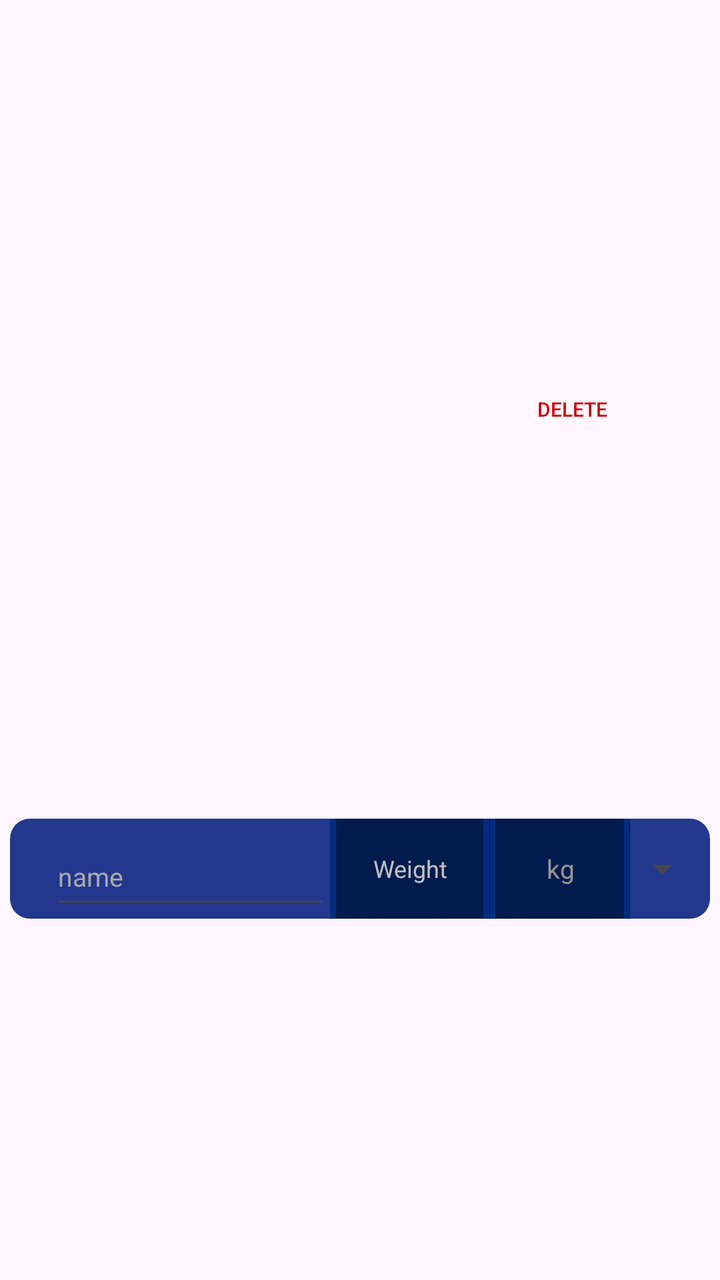
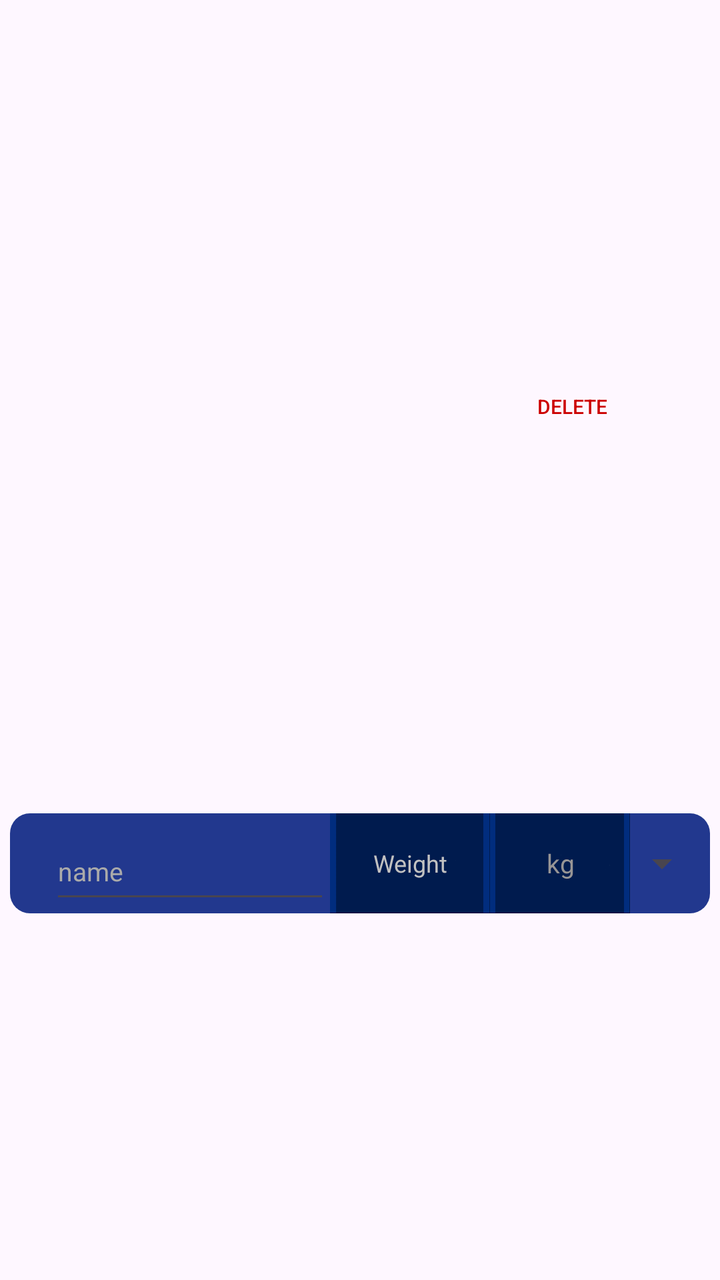

Compare the two renders of this Android layout. The source of the first and the diff that turns it into the second are given below.
<!-- AndroidManifest.xml: application theme Theme.Recipe -->
<!-- res/layout/ingredient_item.xml -->
<?xml version="1.0" encoding="utf-8"?>
<androidx.constraintlayout.widget.ConstraintLayout xmlns:android="http://schemas.android.com/apk/res/android"
    xmlns:app="http://schemas.android.com/apk/res-auto"
    android:id="@+id/linearLayout"
    android:layout_width="match_parent"
    android:layout_height="wrap_content"
    android:layout_marginBottom="10dp">


    <Button
        android:id="@+id/ButtonDelete"
        style="@style/Widget.AppCompat.Button.Borderless.Colored"
        android:layout_width="wrap_content"
        android:layout_height="wrap_content"
        android:layout_marginEnd="30dp"
        android:minHeight="48dp"
        android:text="Delete"
        android:textColor="@android:color/holo_red_dark"
        android:textSize="10sp"
        app:layout_constraintBottom_toTopOf="@+id/LinearLayoutIngredient"
        app:layout_constraintEnd_toEndOf="parent"
        app:layout_constraintTop_toTopOf="parent" />


    <LinearLayout
        android:id="@+id/LinearLayoutIngredient"
        android:layout_width="350dp"
        android:layout_height="50dp"
        android:background="@drawable/textview_border"
        android:gravity="center"
        android:orientation="horizontal"
        app:layout_constraintBottom_toBottomOf="parent"
        app:layout_constraintEnd_toEndOf="parent"
        app:layout_constraintHorizontal_bias="0.5"
        app:layout_constraintStart_toStartOf="parent"
        app:layout_constraintTop_toBottomOf="@+id/ButtonDelete">

        <EditText
            android:id="@+id/EditTextNameIngredient"
            android:layout_width="140dp"
            android:layout_height="50dp"
            android:layout_marginStart="20dp"
            android:ellipsize="none"
            android:hint="name"
            android:paddingTop="15dp"
            android:inputType="textCapSentences"
            android:scrollHorizontally="true"
            android:textColor="@color/my_text_view_back"
            android:textColorHint="@android:color/darker_gray"
            android:textSize="13sp" />

        <FrameLayout
            android:layout_width="wrap_content"
            android:layout_height="wrap_content">

            <EditText
                android:id="@+id/EditTextWeight"
                android:layout_width="80dp"
                android:layout_height="50dp"
                android:background="@drawable/weight_border"
                android:gravity="center"
                android:hint="Weight"
                android:inputType="numberDecimal"
                android:minHeight="48dp"
                android:paddingStart="7dp"
                android:paddingEnd="7dp"
                android:textColor="@color/my_text_view_back"
                android:textColorHint="@color/my_text_view_back"
                android:textSize="12sp" />
        </FrameLayout>

        <FrameLayout
            android:layout_width="wrap_content"
            android:layout_height="wrap_content">

            <TextView
                android:id="@+id/TextViewUnit"
                android:layout_width="70dp"
                android:layout_height="50dp"
                android:background="@drawable/weight_border"
                android:gravity="center"
                android:hint="kg"
                android:inputType="numberDecimal"
                android:minHeight="48dp"
                android:textColor="@color/my_text_view_back"
                android:textColorHint="#979595"
                android:textSize="13sp" />
        </FrameLayout>

        <Spinner
            android:id="@+id/SpinnerUnit"
            android:layout_width="wrap_content"
            android:layout_height="70dp"
            android:entries="@array/ingredients_unit"
            android:minHeight="48dp" />
    </LinearLayout>


</androidx.constraintlayout.widget.ConstraintLayout>
<!-- resources referenced by this layout -->
<resources>
  <string-array name="ingredients_unit">
          <item>kg</item>
          <item>gr</item>
          <item>l</item>
          <item>ml</item>
          <item>tbsp</item>
          <item>tsp</item>
  
      </string-array>
  <color name="my_text_view_back">#C1C1C1</color>
  <!-- drawable textview_border (drawable) -->
  <?xml version="1.0" encoding="utf-8"?>
  <shape xmlns:android="http://schemas.android.com/apk/res/android"
      android:shape="rectangle">
  
      
      <solid android:color="#22388E" />
  
      
  
  
      
      <corners android:radius="10dp" />
  </shape>
  <!-- drawable weight_border: png bitmap (drawable, 4779 bytes) -->
  <style name="Theme.Recipe" parent="Base.Theme.Recipe" />
  <style name="Base.Theme.Recipe" parent="Theme.Material3.DayNight.NoActionBar">
          
          
      </style>
</resources>

<!-- the commit's change to res/layout/ingredient_item.xml (unified diff, before → after) -->
@@ -11,7 +11,7 @@
         android:id="@+id/ButtonDelete"
         style="@style/Widget.AppCompat.Button.Borderless.Colored"
         android:layout_width="wrap_content"
-        android:layout_height="wrap_content"
+        android:layout_height="40dp"
         android:layout_marginEnd="30dp"
         android:minHeight="48dp"
         android:text="Delete"
